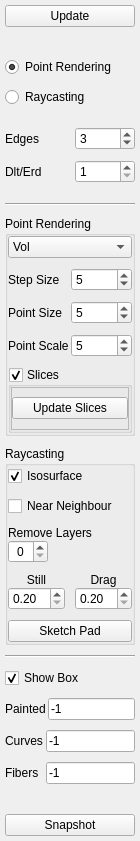
Old version of the form tools/paint-graphcut/viewermenu.ui in the repository nci/drishti.
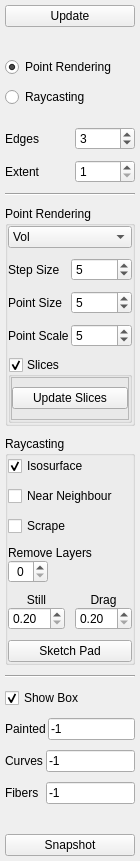
New version of the form.

Commit message: Scrape option added to menu

The edit to the form file:
```diff
--- a/tools/paint-graphcut/viewermenu.ui
+++ b/tools/paint-graphcut/viewermenu.ui
@@ -94,7 +94,7 @@
       <number>0</number>
      </property>
      <property name="bottomMargin">
-      <number>10</number>
+      <number>0</number>
      </property>
      <item row="0" column="0">
       <widget class="QLabel" name="label_7">
@@ -126,7 +126,7 @@
      <item row="1" column="0">
       <widget class="QLabel" name="label_11">
        <property name="text">
-        <string>Dlt/Erd</string>
+        <string>Extent</string>
        </property>
       </widget>
      </item>
@@ -366,6 +366,13 @@
         </property>
        </widget>
       </item>
+      <item>
+       <widget class="QCheckBox" name="scrape">
+        <property name="text">
+         <string>Scrape</string>
+        </property>
+       </widget>
+      </item>
       <item>
        <layout class="QVBoxLayout" name="verticalLayout_4">
         <property name="spacing">
```
Left out of the diff: 8 changed lines with no effect on the pictures. The commit also changes 2 other files.
